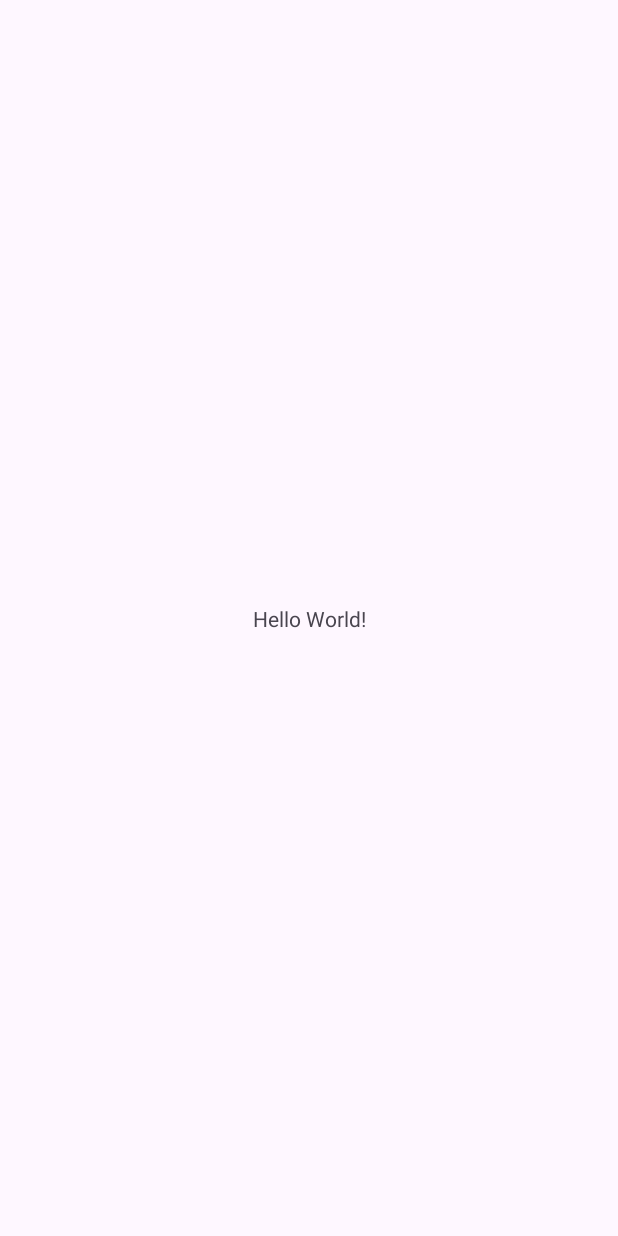
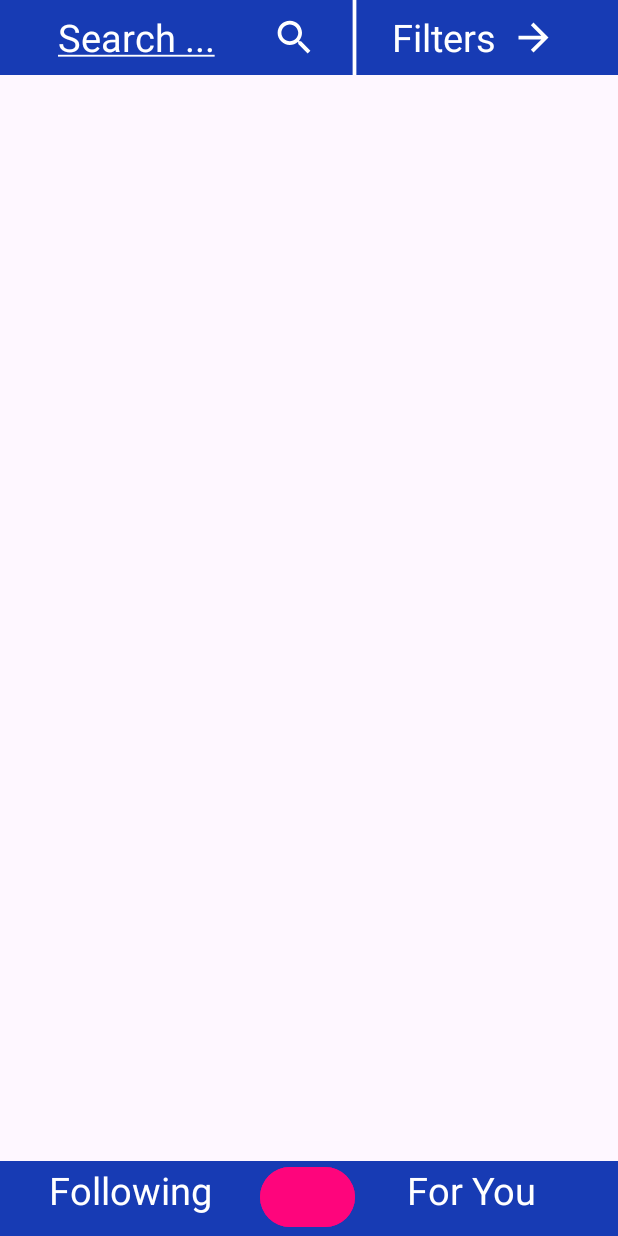
Before and after one commit to carlosrdz20/TravelersTalks, an Android app: the screen it shows after launch (MainActivity), on a phone screen of 412 x 824 dp. Before the commit the screen is almost empty. Run offline under Robolectric (Android 15) with nearby library versions, the phone set to English and light mode, and no system bars.

Commit message:
Creamos la primer ventana donde sera el home solamente las barras superior e inferior sin detalle el boton.

```diff
--- a/app/src/main/java/com/example/travelerstalks/MainActivity.kt
+++ b/app/src/main/java/com/example/travelerstalks/MainActivity.kt
@@ -2,10 +2,20 @@ package com.example.travelerstalks
 
 import androidx.appcompat.app.AppCompatActivity
 import android.os.Bundle
+import android.widget.EditText
+import android.widget.TextView
 
 class MainActivity : AppCompatActivity() {
     override fun onCreate(savedInstanceState: Bundle?) {
         super.onCreate(savedInstanceState)
         setContentView(R.layout.activity_main)
+        val editText = findViewById<EditText>(R.id.textoSearch)
+
+        // Create a Paint object to style the text
+        val paint = editText.paint
+
+        // Set the underline flag
+        val valor = editText.text.toString().trim()
+        paint.isUnderlineText = valor.isEmpty()
     }
 }
--- /dev/null
+++ b/app/src/main/res/drawable/ic_barrita.xml
@@ -0,0 +1,6 @@
+<vector android:height="24dp" android:tint="#FFFFFF"
+    android:viewportHeight="24" android:viewportWidth="24"
+    android:width="24dp" xmlns:android="http://schemas.android.com/apk/res/android">
+    <path android:fillColor="@android:color/white"
+        android:fillType="evenOdd" android:pathData="M4,11h16v2h-16z"/>
+</vector>
--- /dev/null
+++ b/app/src/main/res/drawable/ic_flecha_barra.xml
@@ -0,0 +1,5 @@
+<vector android:autoMirrored="true" android:height="24dp"
+    android:tint="#FFFFFF" android:viewportHeight="24"
+    android:viewportWidth="24" android:width="24dp" xmlns:android="http://schemas.android.com/apk/res/android">
+    <path android:fillColor="@android:color/white" android:pathData="M12,4l-1.41,1.41L16.17,11H4v2h12.17l-5.58,5.59L12,20l8,-8z"/>
+</vector>
--- /dev/null
+++ b/app/src/main/res/drawable/ic_myposts.xml
@@ -0,0 +1,5 @@
+<vector android:height="24dp" android:tint="#FFFFFF"
+    android:viewportHeight="24" android:viewportWidth="24"
+    android:width="24dp" xmlns:android="http://schemas.android.com/apk/res/android">
+    <path android:fillColor="@android:color/white" android:pathData="M17,3H7c-1.1,0 -1.99,0.9 -1.99,2L5,21l7,-3 7,3V5c0,-1.1 -0.9,-2 -2,-2z"/>
+</vector>
--- /dev/null
+++ b/app/src/main/res/drawable/ic_search.xml
@@ -0,0 +1,5 @@
+<vector android:height="24dp" android:tint="#FFFFFF"
+    android:viewportHeight="24" android:viewportWidth="24"
+    android:width="24dp" xmlns:android="http://schemas.android.com/apk/res/android">
+    <path android:fillColor="@android:color/white" android:pathData="M15.5,14h-0.79l-0.28,-0.27C15.41,12.59 16,11.11 16,9.5 16,5.91 13.09,3 9.5,3S3,5.91 3,9.5 5.91,16 9.5,16c1.61,0 3.09,-0.59 4.23,-1.57l0.27,0.28v0.79l5,4.99L20.49,19l-4.99,-5zM9.5,14C7.01,14 5,11.99 5,9.5S7.01,5 9.5,5 14,7.01 14,9.5 11.99,14 9.5,14z"/>
+</vector>
--- a/app/src/main/res/layout/activity_main.xml
+++ b/app/src/main/res/layout/activity_main.xml
@@ -6,13 +6,104 @@
     android:layout_height="match_parent"
     tools:context=".MainActivity">
 
-    <TextView
-        android:layout_width="wrap_content"
+    <LinearLayout
+        android:layout_width="match_parent"
         android:layout_height="wrap_content"
-        android:text="Hello World!"
+        android:orientation="horizontal"
+        app:layout_constraintTop_toTopOf="parent"
+        app:layout_constraintEnd_toEndOf="parent"
+        app:layout_constraintStart_toStartOf="parent"
+        android:background="@color/TT_Barra">
+
+        <EditText
+            android:id="@+id/textoSearch"
+            android:layout_width="181dp"
+            android:layout_height="50dp"
+            android:background="@color/TT_Barra"
+            android:hint="Search ..."
+            android:textAlignment="center"
+            android:textColor="@color/white"
+            android:textColorHint="@color/white"
+            android:textSize="25sp"
+            app:layout_constraintEnd_toStartOf="@+id/textoFilters"
+            app:layout_constraintStart_toStartOf="parent"></EditText>
+
+        <ImageView
+            android:layout_width="30dp"
+            android:layout_height="50dp"
+            android:layout_marginEnd="10dp"
+            android:background="@color/TT_Barra"
+            android:src="@drawable/ic_search" />
+
+        <ImageView
+            android:layout_width="30dp"
+            android:layout_height="50dp"
+            android:layout_marginEnd="10dp"
+            android:background="@color/TT_Barra"
+            android:rotation="90"
+            android:scaleX="6"
+            android:src="@drawable/ic_barrita" />
+
+        <TextView
+            android:id="@+id/textoFilters"
+            android:layout_width="wrap_content"
+            android:layout_height="50dp"
+            android:background="@color/TT_Barra"
+            android:text="Filters"
+            android:textAlignment="center"
+            android:textColor="@color/white"
+            android:textSize="25sp"
+            app:layout_constraintEnd_toEndOf="parent"
+            app:layout_constraintStart_toEndOf="@+id/textoSearch"></TextView>
+
+        <ImageView
+            android:layout_width="30dp"
+            android:layout_height="50dp"
+            android:layout_marginStart="10dp"
+            android:background="@color/TT_Barra"
+            android:src="@drawable/ic_flecha_barra" />
+    </LinearLayout>
+
+    <LinearLayout
+        android:layout_width="match_parent"
+        android:layout_height="wrap_content"
+        android:background="@color/TT_Barra"
+        android:orientation="horizontal"
         app:layout_constraintBottom_toBottomOf="parent"
         app:layout_constraintEnd_toEndOf="parent"
-        app:layout_constraintStart_toStartOf="parent"
-        app:layout_constraintTop_toTopOf="parent" />
+        app:layout_constraintStart_toStartOf="parent">
+
+        <TextView
+            android:id="@+id/textoFollowing"
+            android:layout_width="173dp"
+            android:layout_height="50dp"
+            android:background="@color/TT_Barra"
+            android:hint="Following"
+            android:textAlignment="center"
+            android:textColor="@color/white"
+            android:textColorHint="@color/white"
+            android:textSize="25sp"
+            app:layout_constraintEnd_toStartOf="@+id/textoFilters"
+            app:layout_constraintStart_toStartOf="parent"></TextView>
+
+        <Button
+            android:layout_width="63dp"
+            android:layout_height="wrap_content"
+            android:backgroundTint="@color/TT_Action"
+            app:cornerRadius="200dp">
+        </Button>
+
+        <TextView
+            android:id="@+id/textoForYou"
+            android:layout_width="155dp"
+            android:layout_height="50dp"
+            android:background="@color/TT_Barra"
+            android:text="For You"
+            android:textAlignment="center"
+            android:textColor="@color/white"
+            android:textSize="25sp"
+            app:layout_constraintEnd_toEndOf="parent"
+            app:layout_constraintStart_toEndOf="@+id/textoSearch"></TextView>
+    </LinearLayout>
 
 </androidx.constraintlayout.widget.ConstraintLayout>
--- a/app/src/main/res/values/colors.xml
+++ b/app/src/main/res/values/colors.xml
@@ -2,4 +2,10 @@
 <resources>
     <color name="black">#FF000000</color>
     <color name="white">#FFFFFFFF</color>
+    <color name="TT_Fondo">#17244E</color>
+    <color name="TT_Action">#FE057C</color>
+    <color name="TT_Input">#6D72EE</color>
+    <color name="TT_Post">#D3D4D4</color>
+    <color name="TT_Contraste">#212D3B</color>
+    <color name="TT_Barra">#173BB4</color>
 </resources>
--- a/app/src/main/res/values/strings.xml
+++ b/app/src/main/res/values/strings.xml
@@ -1,3 +1,8 @@
 <resources>
     <string name="app_name">Travelers Talks</string>
+    <string name="menu_home">Home</string>
+    <string name="menu_profile">Profile</string>
+    <string name="menu_myposts">My Posts</string>
+    <string name="menu_logout">Log Out</string>
+    <string name="barra_search">Search</string>
 </resources>
```
